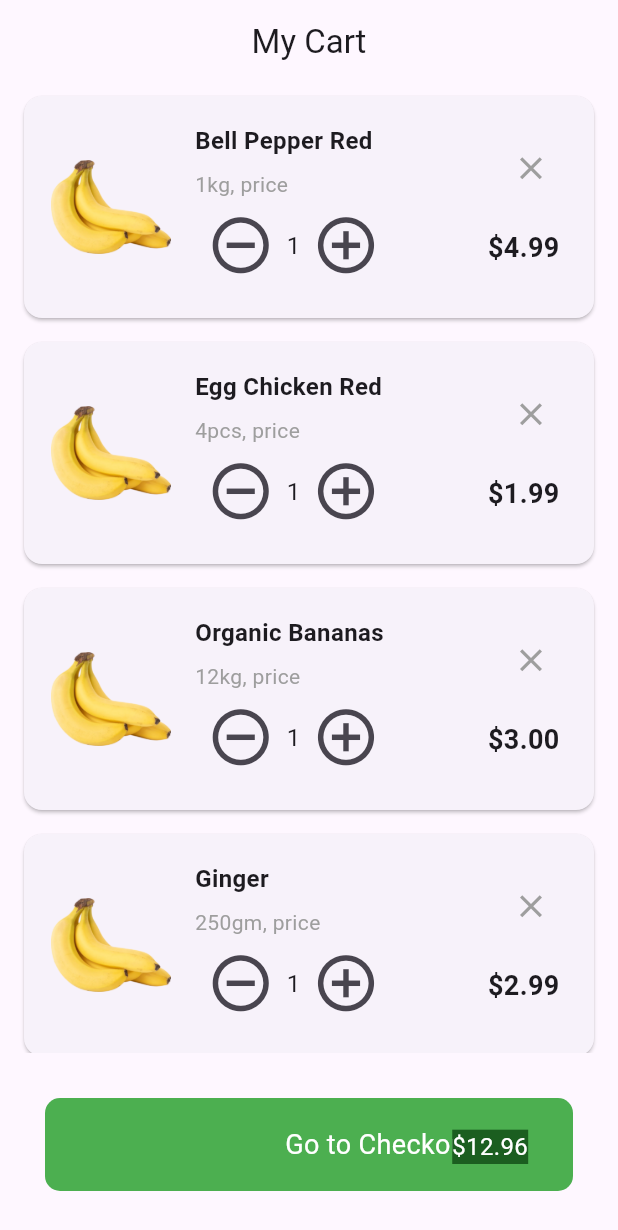
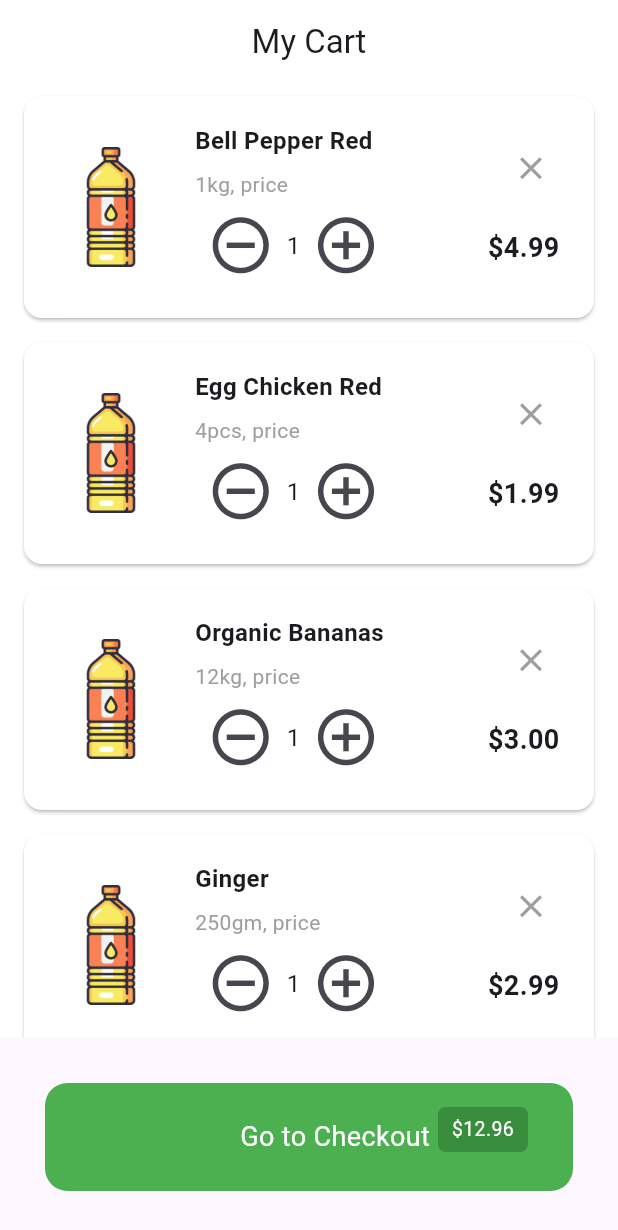
Before and after one commit to kawanwagnner/Flutter_IDM, a Flutter app: the screen it shows after launch, on a phone screen of 412 x 824 dp. Shown: the top 1230 px of the screen. Run offline on Flutter 3.47's test engine with Material 3 defaults, Android fonts, the phone set to English and light mode, and no system bars.

Commit message:
new imgs

```diff
--- /dev/null
+++ b/minha_tela_basica/lib/constants/styles.dart
@@ -0,0 +1,27 @@
+import 'package:flutter/material.dart';
+
+InputDecoration textFieldDecoration = InputDecoration(
+  border: OutlineInputBorder(
+    borderRadius: BorderRadius.circular(18.0),
+  ),
+  hintText: 'Pesquisar na Loja',
+  prefixIcon: const Icon(Icons.search),
+  fillColor: const Color.fromARGB(26, 158, 158, 158),
+  filled: true,
+  focusedBorder: OutlineInputBorder(
+    borderRadius: BorderRadius.circular(18.0),
+    borderSide: const BorderSide(color: Colors.blue, width: 2.0),
+  ),
+  enabledBorder: OutlineInputBorder(
+    borderRadius: BorderRadius.circular(18.0),
+    borderSide: BorderSide(color: Colors.grey, width: 1.0),
+  ),
+  errorBorder: OutlineInputBorder(
+    borderRadius: BorderRadius.circular(18.0),
+    borderSide: BorderSide(color: Colors.red, width: 1.0),
+  ),
+  focusedErrorBorder: OutlineInputBorder(
+    borderRadius: BorderRadius.circular(18.0),
+    borderSide: BorderSide(color: Colors.red, width: 2.0),
+  ),
+);
--- a/minha_tela_basica/lib/view/myCart.dart
+++ b/minha_tela_basica/lib/view/myCart.dart
@@ -6,22 +6,22 @@ class MyCartScreen extends StatelessWidget {
         name: 'Bell Pepper Red',
         quantity: '1kg, price',
         price: 4.99,
-        image: 'assets/img/banana.png'),
+        image: 'assets/img/image.png'),
     CartItem(
         name: 'Egg Chicken Red',
         quantity: '4pcs, price',
         price: 1.99,
-        image: 'assets/img/banana.png'),
+        image: 'assets/img/image.png'),
     CartItem(
         name: 'Organic Bananas',
         quantity: '12kg, price',
         price: 3.00,
-        image: 'assets/img/banana.png'),
+        image: 'assets/img/image.png'),
     CartItem(
         name: 'Ginger',
         quantity: '250gm, price',
         price: 2.99,
-        image: 'assets/img/banana.png'),
+        image: 'assets/img/image.png'),
   ];
 
   @override
@@ -29,7 +29,7 @@ class MyCartScreen extends StatelessWidget {
     return Scaffold(
       appBar: AppBar(
         title: Text('My Cart'),
-        backgroundColor: Colors.transparent,
+        backgroundColor: Colors.white,
         centerTitle: true,
         elevation: 0,
       ),
@@ -71,8 +71,12 @@ class CartItemWidget extends StatelessWidget {
 
   @override
   Widget build(BuildContext context) {
-    return Card(
+    return Container(
+      color: Colors.white,
+      child: Card(
         margin: EdgeInsets.symmetric(horizontal: 16, vertical: 8),
+        color: Colors.white,
+        child: Container(
           child: Padding(
             padding: EdgeInsets.all(18),
             child: Row(
@@ -83,8 +87,8 @@ class CartItemWidget extends StatelessWidget {
                   crossAxisAlignment: CrossAxisAlignment.start,
                   children: [
                     Text(item.name,
-                    style:
-                        TextStyle(fontSize: 16, fontWeight: FontWeight.bold)),
+                        style: TextStyle(
+                            fontSize: 16, fontWeight: FontWeight.bold)),
                     SizedBox(height: 8),
                     Text(item.quantity,
                         style: TextStyle(fontSize: 14, color: Colors.grey)),
@@ -118,27 +122,30 @@ class CartItemWidget extends StatelessWidget {
                     children: [
                       // O texto que ficará visível normalmente
                       Positioned(
+                        top: 0, // Ajuste a posição do ícone conforme necessário
+                        right:
+                            0, // Ajuste a posição do ícone conforme necessário
+                        child: IconButton(
+                          icon: Icon(Icons.close, size: 25, color: Colors.grey),
+                          onPressed: () {},
+                        ),
+                        // O ícone que será posicionado no canto superior
+                      ),
+                      Positioned(
                         bottom: 10,
                         right: 5,
                         child: Text(
                           '\$${item.price.toStringAsFixed(2)}',
-                      style:
-                          TextStyle(fontSize: 18, fontWeight: FontWeight.bold),
-                    ),
-                  ),
-                  // O ícone que será posicionado no canto superior
-                  Positioned(
-                    top: 0, // Ajuste a posição do ícone conforme necessário
-                    right: 0, // Ajuste a posição do ícone conforme necessário
-                    child: IconButton(
-                      icon: Icon(Icons.close, size: 25, color: Colors.grey),
-                      onPressed: () {},
+                          style: TextStyle(
+                              fontSize: 18, fontWeight: FontWeight.bold),
                         ),
                       ),
                     ],
                   ),
                 )
               ],
+            ),
+          ),
         ),
       ),
     );
@@ -154,6 +161,7 @@ class CheckoutButton extends StatelessWidget {
   Widget build(BuildContext context) {
     return Padding(
       padding: const EdgeInsets.all(30.0),
+      child: Container(
         child: InkWell(
           borderRadius: BorderRadius.circular(10),
           onTap: () {
@@ -164,16 +172,16 @@ class CheckoutButton extends StatelessWidget {
                   const EdgeInsets.symmetric(vertical: 16.0, horizontal: 10.0),
               decoration: BoxDecoration(
                 color: Colors.green,
-              borderRadius: BorderRadius.circular(10),
+                borderRadius: BorderRadius.circular(15),
               ),
               child: Container(
-              width: 500,
-              height: 30,
+                width: 380,
+                height: 40,
                 child: Stack(
                   children: [
                     Positioned(
-                    top: 2,
-                    left: 150,
+                      top: 7,
+                      left: 120,
                       child: const Text(
                         'Go to Checkout',
                         style: TextStyle(fontSize: 18, color: Colors.white),
@@ -181,19 +189,34 @@ class CheckoutButton extends StatelessWidget {
                     ),
                     Positioned(
                       right: 20,
-                    top: 5,
+                      top: 0,
+                      child: Container(
+                        width: 60,
+                        height: 30,
+                        padding: EdgeInsets.all(5),
+                        decoration: BoxDecoration(
+                          color: Colors.green[700],
+                          borderRadius: BorderRadius.circular(5),
+                        ),
                         child: Text(
                           '\$${total.toStringAsFixed(2)}',
+
                           style: TextStyle(
-                          fontSize: 16,
+                            fontSize: 13,
                             color: Colors.white,
-                          backgroundColor: Colors.green[900]),
+                          ),
+
+                          textAlign: TextAlign.center,
+
+                          // Aligns the text to the center
+                        ),
                       ),
                     )
                   ],
                 ),
               )),
         ),
+      ),
     );
   }
 }
```
Lines whose indentation alone changed are shown as unchanged.
